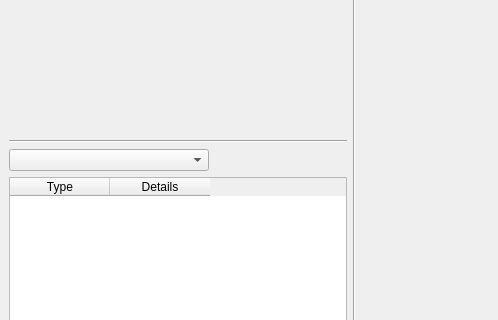
This is MainWindow.ui in reilleya/openMotor as Qt 5 draws it before an edit; both pictures show x 0 to 498 and y 258 to 578 of the 1200 by 800 pixel window. The edited form follows.
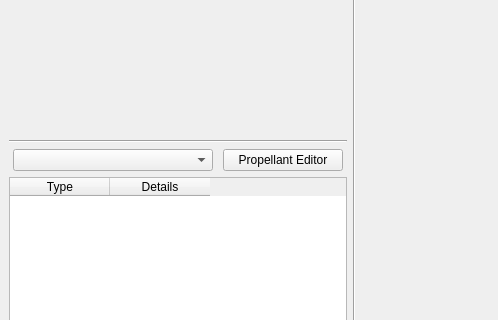
This is the edited form. Custom widgets are drawn as their Qt base class.

Commit message: Added basic version of propellant editing menu

```diff
--- a/MainWindow.ui
+++ b/MainWindow.ui
@@ -58,6 +58,11 @@
        </widget>
       </item>
       <item>
+       <layout class="QHBoxLayout" name="horizontalLayout_3">
+        <property name="topMargin">
+         <number>0</number>
+        </property>
+        <item>
        <widget class="QComboBox" name="comboBoxPropellant">
         <property name="maximumSize">
          <size>
@@ -68,6 +73,33 @@
        </widget>
       </item>
       <item>
+         <widget class="QPushButton" name="pushButtonPropEditor">
+          <property name="sizePolicy">
+           <sizepolicy hsizetype="Fixed" vsizetype="Fixed">
+            <horstretch>0</horstretch>
+            <verstretch>0</verstretch>
+           </sizepolicy>
+          </property>
+          <property name="minimumSize">
+           <size>
+            <width>120</width>
+            <height>0</height>
+           </size>
+          </property>
+          <property name="maximumSize">
+           <size>
+            <width>120</width>
+            <height>16777215</height>
+           </size>
+          </property>
+          <property name="text">
+           <string>Propellant Editor</string>
+          </property>
+         </widget>
+        </item>
+       </layout>
+      </item>
+      <item>
        <widget class="QTableWidget" name="tableWidgetGrainList">
         <property name="sizePolicy">
          <sizepolicy hsizetype="Fixed" vsizetype="Expanding">
```
Left out of the diff: 6 changed lines with no effect on the pictures. Lines whose indentation alone changed are shown as unchanged. The commit also changes 8 other files.
